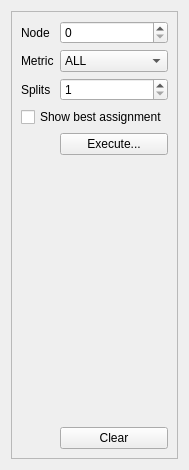
This is ddtt/ddtt-plugin/ddtt_widget.ui in ialhashim/ddtt-dev as Qt 5 draws it before an edit. The edited form follows.
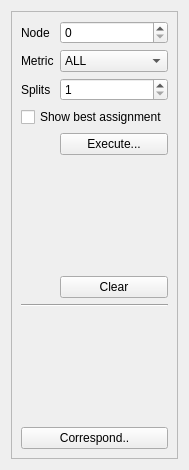
This is the edited form.

Patch:
```diff
--- a/ddtt/ddtt-plugin/ddtt_widget.ui
+++ b/ddtt/ddtt-plugin/ddtt_widget.ui
@@ -6,7 +6,7 @@
    <rect>
     <x>0</x>
     <y>0</y>
-    <width>177</width>
+    <width>168</width>
     <height>470</height>
    </rect>
   </property>
@@ -110,6 +110,46 @@
         </property>
        </widget>
       </item>
+      <item row="7" column="0" colspan="2">
+       <widget class="Line" name="line">
+        <property name="orientation">
+         <enum>Qt::Horizontal</enum>
+        </property>
+       </widget>
+      </item>
+      <item row="9" column="0" colspan="2">
+       <widget class="QPushButton" name="correspondButton">
+        <property name="text">
+         <string>Correspond..</string>
+        </property>
+       </widget>
+      </item>
+      <item row="8" column="0" colspan="2">
+       <spacer name="verticalSpacer_2">
+        <property name="orientation">
+         <enum>Qt::Vertical</enum>
+        </property>
+        <property name="sizeHint" stdset="0">
+         <size>
+          <width>20</width>
+          <height>40</height>
+         </size>
+        </property>
+       </spacer>
+      </item>
+      <item row="5" column="0" colspan="2">
+       <spacer name="verticalSpacer">
+        <property name="orientation">
+         <enum>Qt::Vertical</enum>
+        </property>
+        <property name="sizeHint" stdset="0">
+         <size>
+          <width>20</width>
+          <height>40</height>
+         </size>
+        </property>
+       </spacer>
+      </item>
       <item row="6" column="1">
        <widget class="QPushButton" name="clearButton">
         <property name="text">
@@ -117,19 +157,6 @@
         </property>
        </widget>
       </item>
-      <item row="5" column="1">
-       <spacer name="verticalSpacer">
-        <property name="orientation">
-         <enum>Qt::Vertical</enum>
-        </property>
-        <property name="sizeHint" stdset="0">
-         <size>
-          <width>20</width>
-          <height>40</height>
-         </size>
-        </property>
-       </spacer>
-      </item>
      </layout>
     </widget>
    </item>
```
